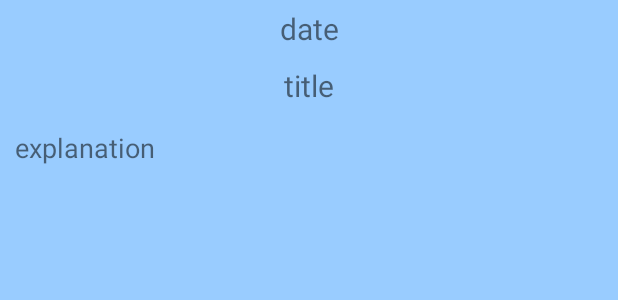
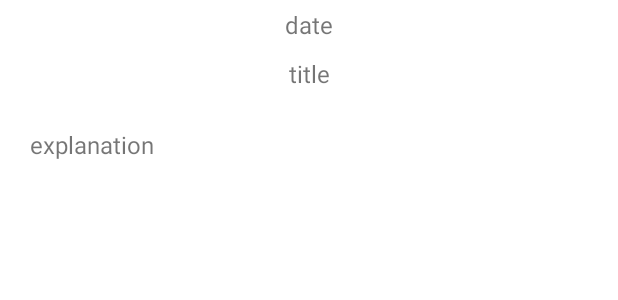
Before and after one commit to MrNevinskiy/NASA-APOD, an Android app: the layout fragment_apod_detail.xml on its own in the app's theme, with its tools: preview values and no code run, on a phone screen of 412 x 824 dp. Shown: the top 300 px of the screen. Run offline under Robolectric (Android 15) with nearby library versions, the phone set to English and light mode, and no system bars.

```diff
--- a/app/src/main/java/com/hw/apod/ui/fragment/APODSearchFragment.java
+++ b/app/src/main/java/com/hw/apod/ui/fragment/APODSearchFragment.java
@@ -95,7 +95,7 @@ public class APODSearchFragment extends MvpAppCompatFragment implements SearchVi
                     .append(year).append("-")
                     .append(month + 1).append("-")
                     .append(dayOfMonth).toString();
-            Toast.makeText(getContext().getApplicationContext(), date, Toast.LENGTH_LONG).show();
+            Toast.makeText(getContext().getApplicationContext(), date, Toast.LENGTH_SHORT).show();
         });
     }
 }
--- a/app/src/main/res/layout/fragment_apod_detail.xml
+++ b/app/src/main/res/layout/fragment_apod_detail.xml
@@ -2,7 +2,7 @@
 <ScrollView xmlns:android="http://schemas.android.com/apk/res/android"
     android:layout_width="match_parent"
     android:layout_height="match_parent"
-    android:background="@color/blue_sky">
+    android:background="@color/white">
 
     <LinearLayout
         android:layout_width="match_parent"
@@ -16,7 +16,7 @@
             android:layout_margin="5dp"
             android:gravity="center"
             android:text="@string/date"
-            android:textSize="20sp" />
+            android:textSize="16sp" />
 
         <TextView
             android:id="@+id/tv_title"
@@ -25,15 +25,16 @@
             android:layout_margin="5dp"
             android:gravity="center"
             android:text="@string/title"
-            android:textSize="20sp" />
+            android:textSize="16sp" />
 
         <TextView
             android:id="@+id/tv_explanation"
             android:layout_width="wrap_content"
             android:layout_height="wrap_content"
-            android:layout_margin="10dp"
+            android:layout_margin="20dp"
             android:text="@string/explanation"
-            android:textSize="18sp" />
+            android:lineSpacingExtra="5dp"
+            android:textSize="16sp" />
 
         <ImageView
             android:id="@+id/iv_url"
--- a/app/src/main/res/layout/item_search.xml
+++ b/app/src/main/res/layout/item_search.xml
@@ -9,7 +9,7 @@
     <TextView
         android:id="@+id/rv_date"
         android:layout_width="wrap_content"
-        android:layout_height="wrap_content"
+        android:layout_height="25dp"
         android:text="@string/Date"/>
 
 </LinearLayout>
--- a/app/src/main/res/values-night/themes.xml
+++ b/app/src/main/res/values-night/themes.xml
@@ -1,6 +1,6 @@
 <resources xmlns:tools="http://schemas.android.com/tools">
     <!-- Base application theme. -->
-    <style name="Theme.AstronomyPictureOfTheDay" parent="Theme.MaterialComponents.DayNight.DarkActionBar">
+    <style name="Theme.AstronomyPictureOfTheDay" parent="Theme.MaterialComponents.DayNight.NoActionBar">
         <!-- Primary brand color. -->
         <item name="colorPrimary">@color/blue</item>
         <item name="colorPrimaryVariant">@color/blue</item>
--- a/app/src/main/res/values/colors.xml
+++ b/app/src/main/res/values/colors.xml
@@ -8,7 +8,7 @@
     <color name="black">#FF000000</color>
     <color name="white">#FFFFFFFF</color>
     <color name="yellow">#ffff00</color>
-    <color name="blue_sky">#99ccff</color>
+    <color name="blue_sky">#8A1E90FF</color>
     <color name="blue">#1e90ff</color>
 
 </resources>
--- a/app/src/main/res/values/themes.xml
+++ b/app/src/main/res/values/themes.xml
@@ -1,6 +1,6 @@
 <resources xmlns:tools="http://schemas.android.com/tools">
     <!-- Base application theme. -->
-    <style name="Theme.AstronomyPictureOfTheDay" parent="Theme.MaterialComponents.DayNight.DarkActionBar">
+    <style name="Theme.AstronomyPictureOfTheDay" parent="Theme.MaterialComponents.DayNight.NoActionBar">
         <!-- Primary brand color. -->
         <item name="colorPrimary">@color/blue</item>
         <item name="colorPrimaryVariant">@color/blue</item>
```
Also changed, not shown: app/src/main/res/layout/fragment_apod_search.xml (+5 -3 lines).
